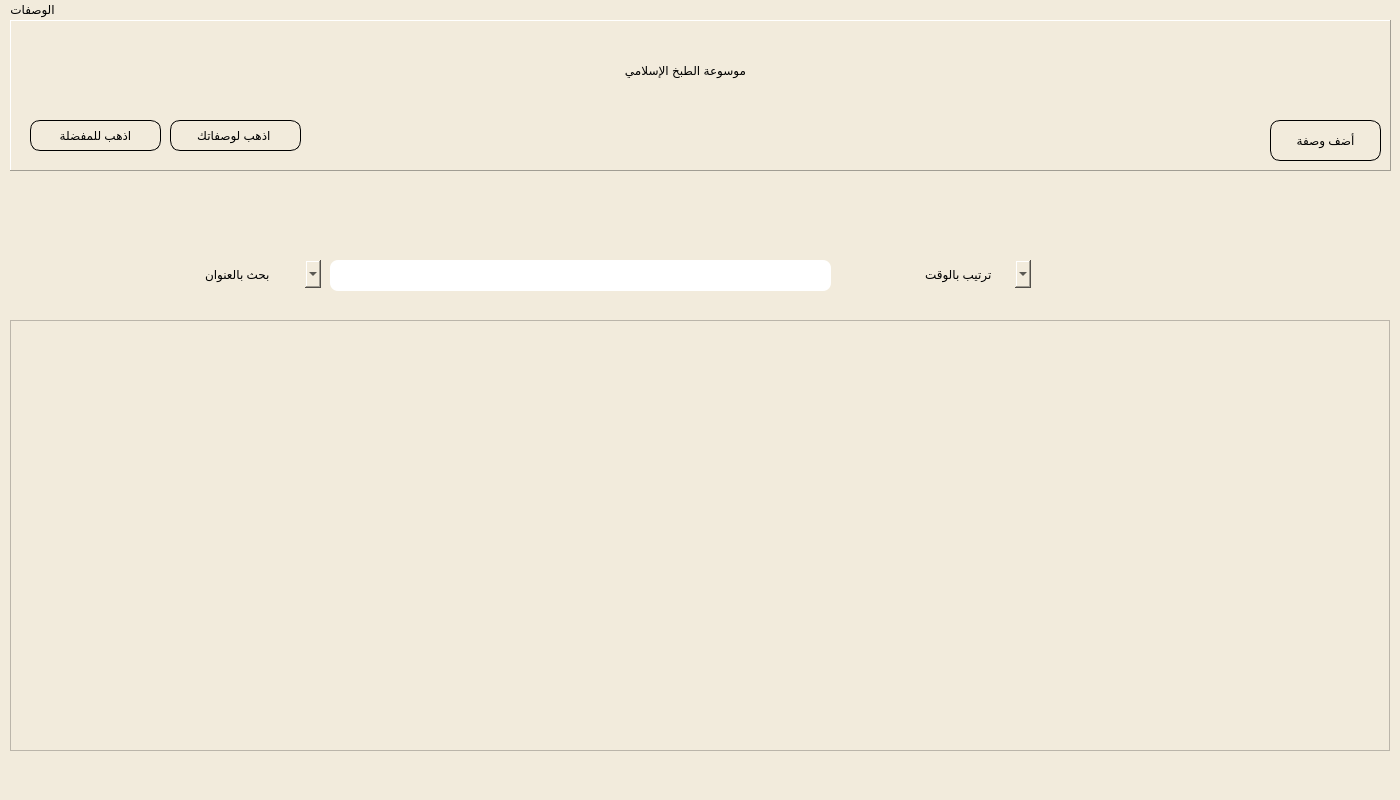
Qt form RMS/mainwindow.ui (MohammedNaser28/Structure-Programming-project) before a commit.
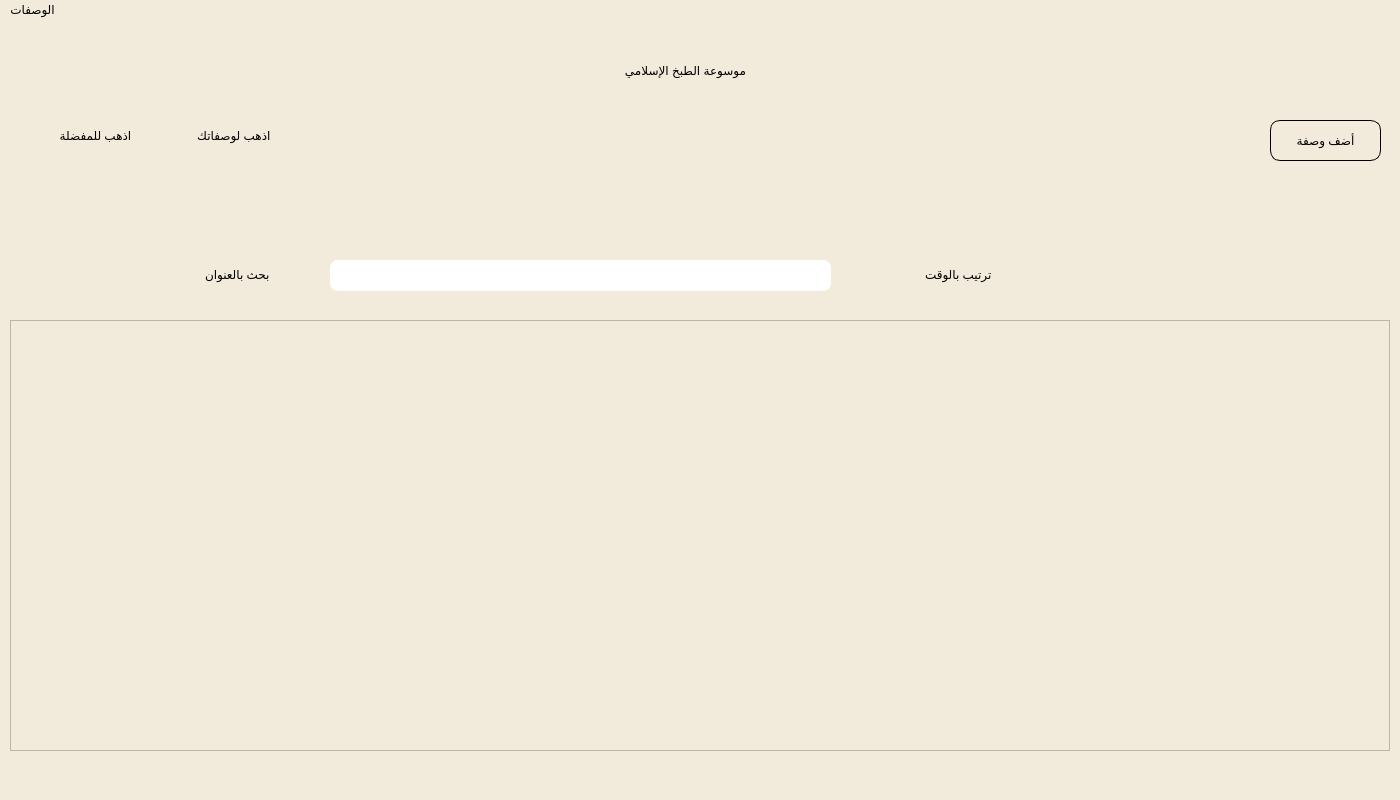
The same form after that commit. The open tabs and pages were chosen to show the change. Icons and pictures are not drawn.

Patch:
```diff
--- a/RMS/mainwindow.ui
+++ b/RMS/mainwindow.ui
@@ -472,7 +472,24 @@
        </property>
        <property name="styleSheet">
         <string notr="true">color:rgb(0,0,0);
-font: 11pt &quot;Reem Kufi&quot;;</string>
+font: 11pt &quot;Reem Kufi&quot;;
+
+QComboBox::default {
+    border: 1px solid gray;
+    border-radius: 4px;
+    padding: 2px;
+    background-color: #f0f0f0;
+}
+QComboBox::drop-down {
+    border: 0px;
+    background-color: transparent;
+}
+QComboBox::down-arrow {
+    image: url(:/MainWindow/down.png);
+    width: 12px;
+    height: 12px;
+}
+</string>
        </property>
        <item>
         <property name="text">
@@ -540,6 +557,22 @@
        <property name="styleSheet">
         <string notr="true">color:rgb(0,0,0);
 font: 11pt &quot;Reem Kufi&quot;;
+
+QComboBox::default {
+    border: 1px solid gray;
+    border-radius: 4px;
+    padding: 2px;
+    background-color: #f0f0f0;
+}
+QComboBox::drop-down {
+    border: 0px;
+    background-color: transparent;
+}
+QComboBox::down-arrow {
+    image: url(:/MainWindow/down.png);
+    width: 12px;
+    height: 12px;
+}
 </string>
        </property>
        <item>
@@ -1610,6 +1643,10 @@
       <height>151</height>
      </rect>
     </property>
+    <property name="styleSheet">
+     <string notr="true">border:none;
+</string>
+    </property>
     <property name="frameShape">
      <enum>QFrame::Shape::Panel</enum>
     </property>
@@ -1631,9 +1668,29 @@
      <property name="styleSheet">
       <string notr="true">color:rgb(0,0,0);
 font: 11pt &quot;Reem Kufi&quot;;
-border:1px solid #000;
-border-radius:10px;
-padding:4px;</string>
+padding:4px;
+    border-radius: 10px;
+border:1px solid black;
+QPushButton {
+/*    background-color: #007BFF;*/
+ /*   color: white;*/
+    background-color: rgb(170, 85, 0);
+
+}
+QPushButton:default {
+/*    background-color: #007BFF;*/
+ /*   color: white;*/
+    background-color: rgb(170, 85, 0);
+
+}
+QPushButton:hover {
+border:none;
+background-color: rgb(170, 85, 0);
+}
+QPushButton:pressed {
+border:none;
+background-color: rgb(170, 85, 0);
+}</string>
      </property>
      <property name="text">
       <string>اذهب لوصفاتك </string>
@@ -1660,9 +1717,21 @@
      <property name="styleSheet">
       <string notr="true">color:rgb(0,0,0);
 font: 11pt &quot;Reem Kufi&quot;;
-border:1px solid #000;
-border-radius:10px;
-padding:4px;</string>
+padding:4px;
+    border-radius: 10px;
+border:1px solid black;
+QPushButton {
+/*    background-color: #007BFF;*/
+ /*   color: white;*/
+    background-color: rgb(170, 85, 0);
+
+}
+QPushButton:hover {
+border:none;
+background-color: rgb(255, 0, 127);}
+QPushButton:pressed {
+border:none;
+background-color: rgb(255, 0, 127);}</string>
      </property>
      <property name="text">
       <string>اذهب للمفضلة</string>
```
Left out of the diff: 207 changed lines with no effect on the pictures.
